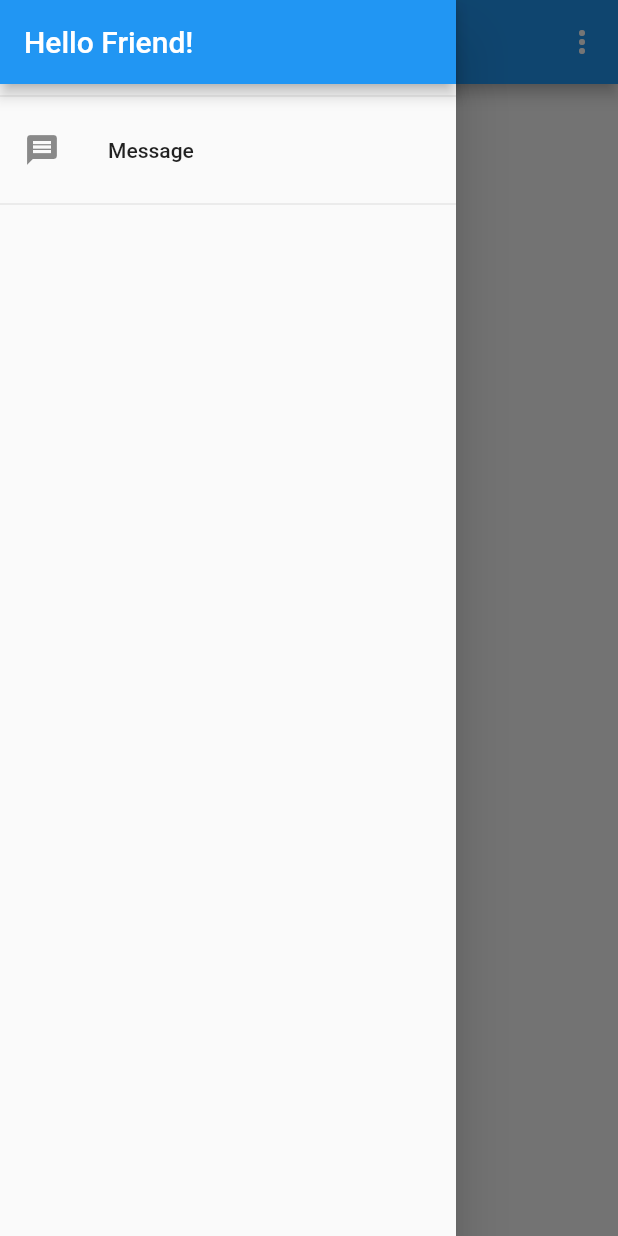
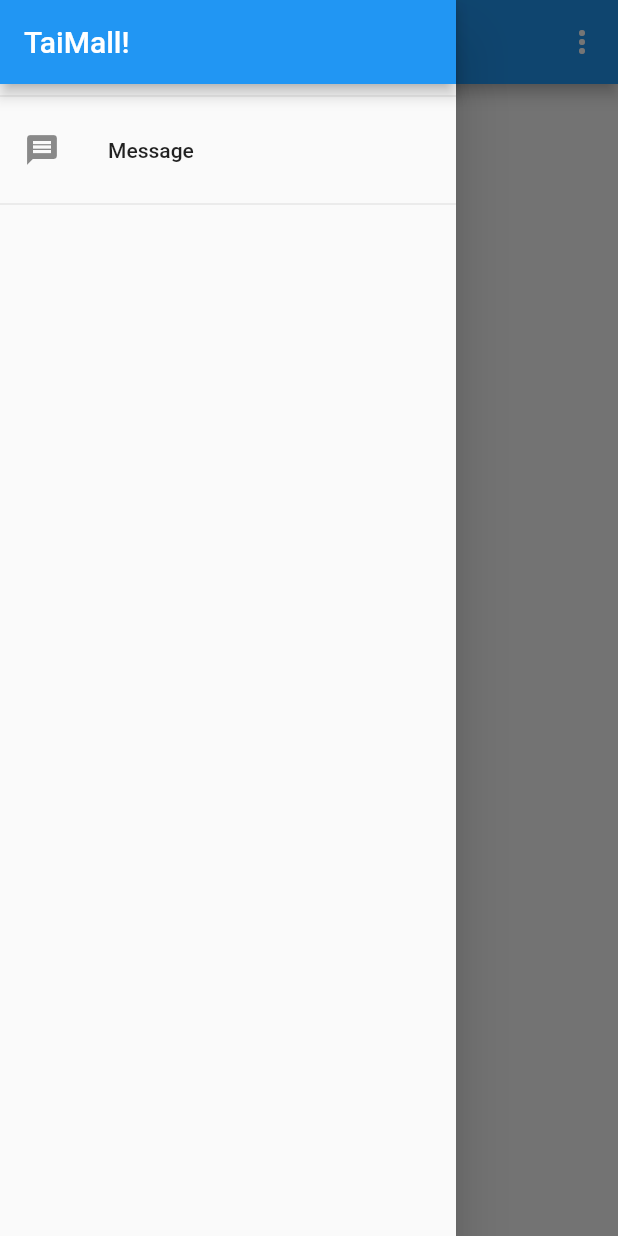
Before and after one commit to ramars250/newtaimall, a Flutter app: the screen it shows after launch, with the side drawer open, on a phone screen of 412 x 824 dp. Run offline on Flutter 3.47's test engine with Material 2 defaults, Android fonts, the phone set to English and light mode, and no system bars.

Commit message:
建立首頁頂部側邊欄app_drawer

```diff
--- a/lib/widgets/app_drawer.dart
+++ b/lib/widgets/app_drawer.dart
@@ -7,7 +7,7 @@ class AppDrawer extends StatelessWidget {
       child: Column(
         children: [
           AppBar(
-            title: Text('Hello Friend!'),
+            title: Text('TaiMall!'),
             automaticallyImplyLeading: false,
           ),
           Divider(),
```
